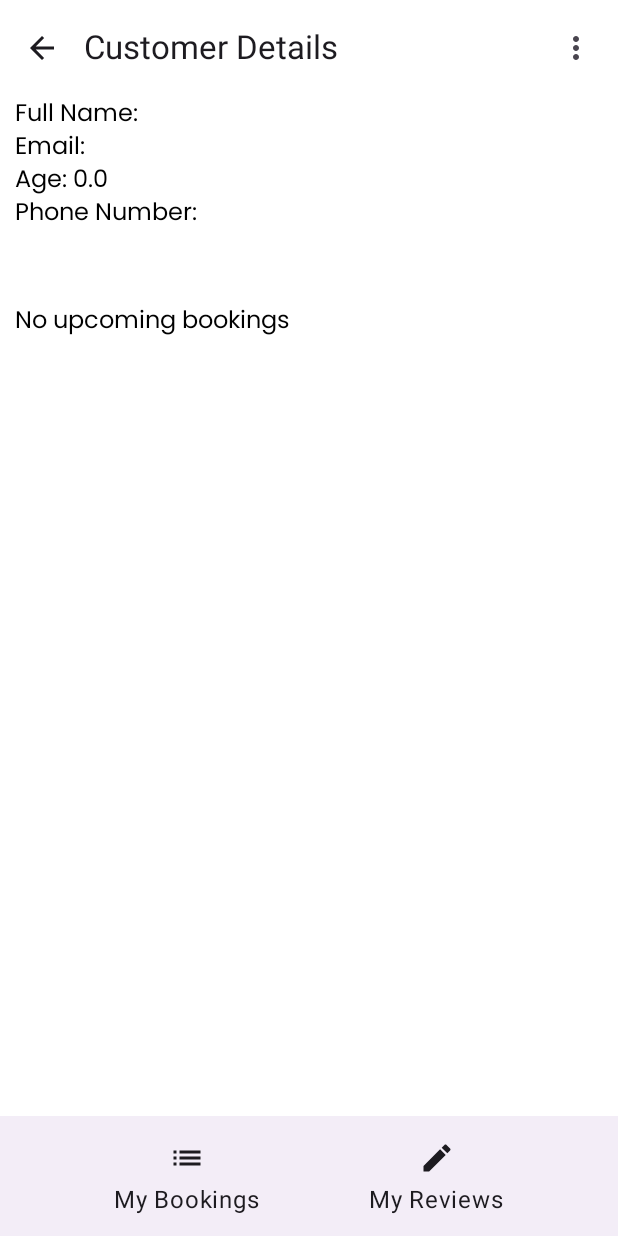
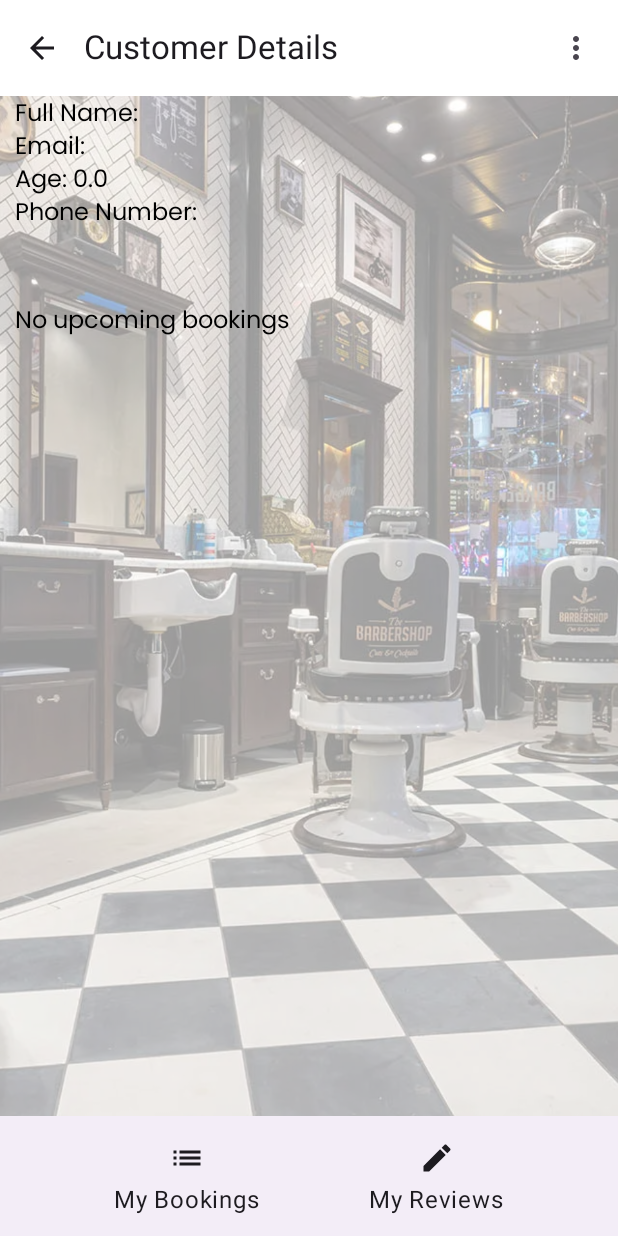
Before and after one commit to orben22/HairBookFront, an Android app built with Jetpack Compose: the CustomerDetailsScreen screen opened through its navigation route, on a phone screen of 412 x 824 dp. Run offline under Robolectric (Android 15) with nearby library versions, the phone set to English and light mode, and no system bars; our stand-ins replace Dagger/Hilt's generated code, Timber, accompanist.

Commit message:
Added backgrounds to all screens

```diff
--- a/app/src/main/java/com/example/hairbookfront/ui/barber/barberDetails/BarberDetailsScreen.kt
+++ b/app/src/main/java/com/example/hairbookfront/ui/barber/barberDetails/BarberDetailsScreen.kt
@@ -62,8 +62,6 @@ fun BarberDetailsScreen(
     val context = LocalContext.current
     val myApp = context.applicationContext as HairBookApplication
     val randomBackground = remember { myApp.getRandomBackground() }
-
-
     val drawable = context.resources.getDrawable(randomBackground, null)
     val bitmap = drawable.toBitmap()
     val imageBitmap = bitmap.asImageBitmap()
--- a/app/src/main/java/com/example/hairbookfront/ui/customer/customerDetails/CustomerDetailsPage.kt
+++ b/app/src/main/java/com/example/hairbookfront/ui/customer/customerDetails/CustomerDetailsPage.kt
@@ -1,5 +1,6 @@
 package com.example.hairbookfront.ui.customer.customerDetails
 
+import androidx.compose.foundation.Image
 import androidx.compose.foundation.layout.*
 import androidx.compose.material.icons.Icons
 import androidx.compose.material.icons.filled.Edit
@@ -10,15 +11,22 @@ import androidx.compose.runtime.Composable
 import androidx.compose.runtime.LaunchedEffect
 import androidx.compose.runtime.collectAsState
 import androidx.compose.runtime.getValue
+import androidx.compose.runtime.remember
 import androidx.compose.ui.Alignment
 import androidx.compose.ui.Modifier
+import androidx.compose.ui.draw.alpha
 import androidx.compose.ui.graphics.Color
+import androidx.compose.ui.graphics.asImageBitmap
+import androidx.compose.ui.layout.ContentScale
+import androidx.compose.ui.platform.LocalContext
 import androidx.compose.ui.unit.dp
+import androidx.core.graphics.drawable.toBitmap
 import androidx.hilt.navigation.compose.hiltViewModel
 import androidx.lifecycle.compose.collectAsStateWithLifecycle
 import androidx.navigation.NavController
 import androidx.navigation.compose.currentBackStackEntryAsState
 import androidx.navigation.compose.rememberNavController
+import com.example.hairbookfront.HairBookApplication
 import com.example.hairbookfront.ui.common.DialogComponent
 import com.example.hairbookfront.ui.common.TopAppBarComponent
 import com.example.hairbookfront.ui.common.BookingCardComponent
@@ -42,6 +50,13 @@ fun CustomerDetailsScreen(
     val expanded by viewModel.isExpanded.collectAsStateWithLifecycle()
     val serviceDetails by viewModel.serviceDetails.collectAsStateWithLifecycle()
     val lastScreen by viewModel.lastScreen.collectAsStateWithLifecycle()
+    val context = LocalContext.current
+    val myApp = context.applicationContext as HairBookApplication
+    val randomBackground = remember { myApp.getRandomBackground() }
+    val drawable = context.resources.getDrawable(randomBackground, null)
+    val bitmap = drawable.toBitmap()
+    val imageBitmap = bitmap.asImageBitmap()
+
     LaunchedEffect(screen) {
         if (screen != "") {
             viewModel.clearScreen()
@@ -79,6 +94,12 @@ fun CustomerDetailsScreen(
             )
         },
         content = { innerPadding ->
+            Image(
+                bitmap = imageBitmap,
+                contentDescription = null,
+                modifier = Modifier.fillMaxSize().alpha(0.4f),
+                contentScale = ContentScale.Crop // This will make the image scale to fill the entire screen
+            )
             Column(
                 modifier = Modifier
                     .padding(innerPadding),
```
Also changed, not shown: app/src/main/java/com/example/hairbookfront/ui/barber/editOrCreateBarberShop/EditOrCreateBarberShop.kt (+19 -0 lines), app/src/main/java/com/example/hairbookfront/ui/customer/customerHome/CustomerHomeScreen.kt (+20 -0 lines).
